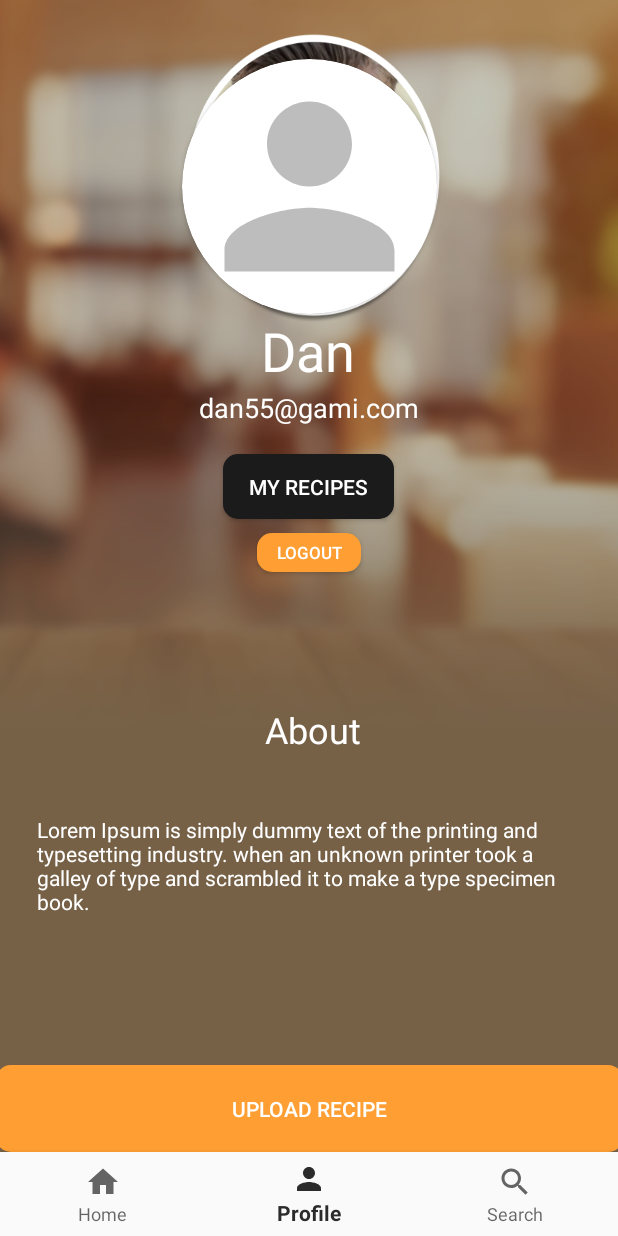
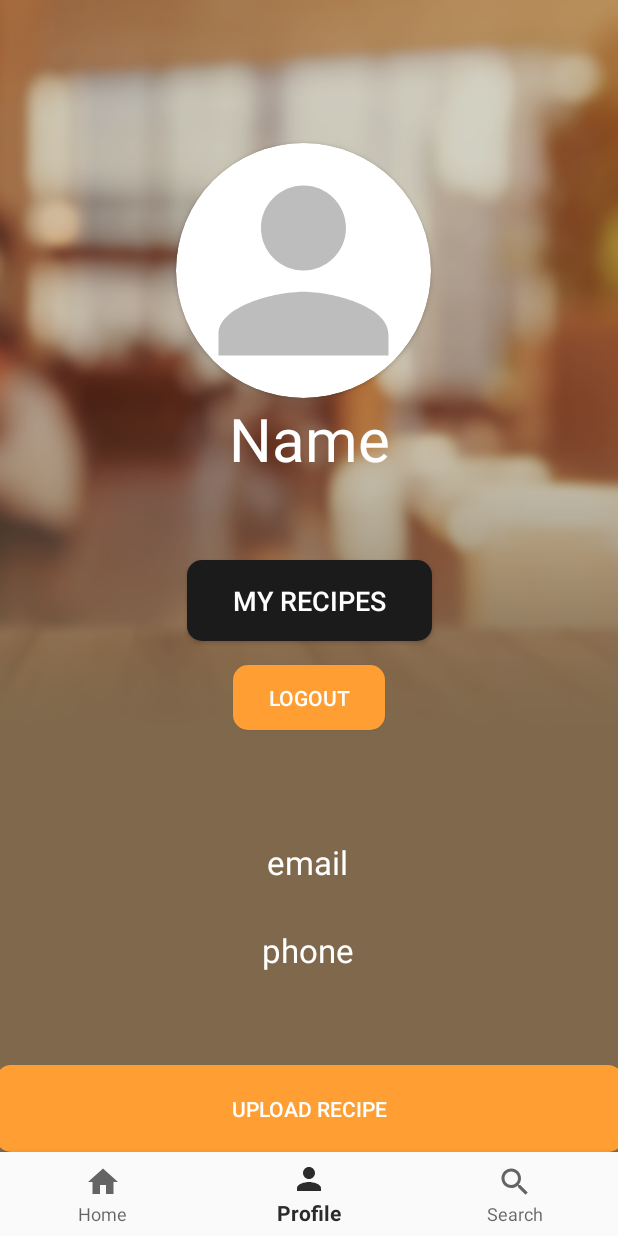
Before and after one commit to roeecohen/Coockit, an Android app: the screen it shows after launch once a user with an empty profile is signed in (MainActivity), item 2 of the bottom bar chosen, on a phone screen of 412 x 824 dp. Run offline under Robolectric (Android 15) with nearby library versions, the light colour scheme and no system bars; our stand-ins replace Firebase (no records; nobody signed in at launch, a user with empty details on screens opened directly), Picasso; pictures from the network do not load.

Commit message:
profile update2

```diff
--- a/app/src/main/AndroidManifest.xml
+++ b/app/src/main/AndroidManifest.xml
@@ -16,7 +16,7 @@
         android:supportsRtl="true"
         android:theme="@style/AppTheme">
 
-        <activity android:name=".Home.HomeSingleRecipe" />
+        <activity android:name=".Home.SingleRecipeItem" />
         <activity android:name=".Profile.ProfileRecipes" />
         <activity android:name=".Profile.UploadRecipe" />
         <activity
--- a/app/src/main/java/com/example/coockit/Home/HomeFragment.java
+++ b/app/src/main/java/com/example/coockit/Home/HomeFragment.java
@@ -68,7 +68,7 @@ public class HomeFragment extends Fragment {
                     public void onClick(View v) {
                         Recipe recipe= (Recipe)adapter.getItem(position);
 
-                        Intent intent = new Intent(getContext(), HomeSingleRecipe.class);
+                        Intent intent = new Intent(getContext(), SingleRecipeItem.class);
                         intent.putExtra("rec_id", recipe.getId());
                         startActivity(intent);
                     }
--- a/app/src/main/java/com/example/coockit/Home/HomeSingleRecipe.java
+++ b/app/src/main/java/com/example/coockit/Home/SingleRecipeItem.java
@@ -20,7 +20,7 @@ import com.google.firebase.database.Query;
 import com.squareup.picasso.Picasso;
 
 
-public class HomeSingleRecipe extends AppCompatActivity {
+public class SingleRecipeItem extends AppCompatActivity {
     private DatabaseReference database;
     private Query query ;
 
@@ -34,7 +34,7 @@ public class HomeSingleRecipe extends AppCompatActivity {
     @Override
     protected void onCreate(Bundle savedInstanceState) {
         super.onCreate(savedInstanceState);
-        setContentView(R.layout.activity_home_single_recipe);
+        setContentView(R.layout.activity_single_recipe_item);
 
         recipeName = (TextView) findViewById(R.id.rec_name);
         ingerdients =(TextView)findViewById(R.id.rec_ingred);
--- a/app/src/main/java/com/example/coockit/Main/MainActivity.java
+++ b/app/src/main/java/com/example/coockit/Main/MainActivity.java
@@ -2,7 +2,6 @@ package com.example.coockit.Main;
 
 import androidx.annotation.NonNull;
 import androidx.appcompat.app.AppCompatActivity;
-import androidx.appcompat.widget.Toolbar;
 import androidx.fragment.app.Fragment;
 
 import android.content.Intent;
@@ -11,7 +10,6 @@ import android.view.MenuItem;
 import android.view.View;
 
 import com.example.coockit.Home.HomeFragment;
-import com.example.coockit.Home.HomeSingleRecipe;
 import com.example.coockit.Profile.ProfileFragment;
 import com.example.coockit.LoginRegister.Login;
 import com.example.coockit.Profile.ProfileRecipes;
--- a/app/src/main/java/com/example/coockit/Profile/ProfileFragment.java
+++ b/app/src/main/java/com/example/coockit/Profile/ProfileFragment.java
@@ -2,23 +2,28 @@ package com.example.coockit.Profile;
 
 import android.content.ContentResolver;
 import android.content.Intent;
+import android.content.res.ColorStateList;
+import android.graphics.Color;
 import android.net.Uri;
+import android.os.Build;
 import android.os.Bundle;
-import android.os.Handler;
-import android.text.TextUtils;
+
 import android.view.LayoutInflater;
 import android.view.View;
 import android.view.ViewGroup;
 import android.webkit.MimeTypeMap;
+import android.widget.Button;
 import android.widget.ImageView;
+import android.widget.ProgressBar;
+import android.widget.TextView;
 import android.widget.Toast;
 
 import androidx.annotation.NonNull;
 import androidx.annotation.Nullable;
+import androidx.annotation.RequiresApi;
 import androidx.fragment.app.Fragment;
 
 import com.example.coockit.Classes.Member;
-import com.example.coockit.Classes.Recipe;
 import com.example.coockit.R;
 import com.example.coockit.Utils.FirebaseUtils;
 import com.google.android.gms.tasks.OnFailureListener;
@@ -29,9 +34,7 @@ import com.google.firebase.database.DatabaseError;
 import com.google.firebase.database.DatabaseReference;
 import com.google.firebase.database.FirebaseDatabase;
 import com.google.firebase.database.Query;
-import com.google.firebase.database.ValueEventListener;
 import com.google.firebase.storage.FirebaseStorage;
-import com.google.firebase.storage.OnProgressListener;
 import com.google.firebase.storage.StorageReference;
 import com.google.firebase.storage.StorageTask;
 import com.google.firebase.storage.UploadTask;
@@ -42,12 +45,18 @@ import static android.app.Activity.RESULT_OK;
 
 public class ProfileFragment extends Fragment {
     private ImageView imgView;
+    private TextView name;
+    private TextView email;
+    private TextView phone;
+    private Button saveBtn;
+    private ProgressBar progressBar;
     private Uri imgUri;
 
     private StorageReference storageRef;
     private DatabaseReference databaseRef;
     private StorageTask uploadTask;
 
+    @RequiresApi(api = Build.VERSION_CODES.LOLLIPOP)
     @Nullable
     @Override
     public View onCreateView(@NonNull LayoutInflater inflater, @Nullable ViewGroup container, @Nullable Bundle savedInstanceState) {
@@ -56,7 +65,15 @@ public class ProfileFragment extends Fragment {
         storageRef = FirebaseStorage.getInstance().getReference("uploads");
         databaseRef = FirebaseDatabase.getInstance().getReference("Members");
 
+        name = (TextView)view.findViewById(R.id.prof_name);
+        email = (TextView)view.findViewById(R.id.prof_email);
+        phone = (TextView)view.findViewById(R.id.prof_phone);
+        saveBtn = (Button) view.findViewById(R.id.save_btn);
         imgView = (ImageView)view.findViewById(R.id.profile_img);
+        progressBar = (ProgressBar) view.findViewById(R.id.prof_progress_bar);
+
+        progressBar.setProgressTintList(ColorStateList.valueOf(Color.WHITE));
+
         imgView.setOnClickListener(new View.OnClickListener() {
             @Override
             public void onClick(View view) {
@@ -79,11 +96,16 @@ public class ProfileFragment extends Fragment {
             imgUri = data.getData();
             imgView.setImageURI(imgUri);
 
-            //if(imgView.getTag().equals("profile_pic"))
-            memberImageUpload();
+            saveBtn.setVisibility(View.VISIBLE);
+            saveBtn.setOnClickListener(new View.OnClickListener() {
+                @Override
+                public void onClick(View v) {
+                    progressBar.setVisibility(View.VISIBLE);
+                    memberImageUpload();
+                }
+            });
         }
     }
-
     private String getFileExtension(Uri uri)
     {
         ContentResolver cR= getActivity().getApplicationContext().getContentResolver();
@@ -102,10 +124,15 @@ public class ProfileFragment extends Fragment {
                         Query query = databaseRef.orderByChild("email").equalTo(FirebaseUtils.getCurrentUserEmail());
 
                         query.addChildEventListener(new ChildEventListener() {
+                            @RequiresApi(api = Build.VERSION_CODES.LOLLIPOP)
                             @Override
                             public void onChildAdded(@NonNull DataSnapshot dataSnapshot, @Nullable String s) {
                                 databaseRef.child(dataSnapshot.getKey()).child("img").setValue(uri.toString().trim());
+                                progressBar.setVisibility(View.GONE);
+                                saveBtn.setVisibility(View.GONE);
 
+                                if(getActivity()!=null)
+                                    Toast.makeText(getActivity().getApplicationContext(),"Image upload succeeded",Toast.LENGTH_SHORT).show();
                             }
 
                             @Override
@@ -147,9 +174,11 @@ public class ProfileFragment extends Fragment {
             @Override
             public void onChildAdded(DataSnapshot dataSnapshot, String prevChildKey) {
                 Member member = (Member)dataSnapshot.getValue(Member.class);
+                name.setText(member.getFullName());
+                email.setText(member.getEmail());
+                phone.setText(member.getPhone());
                 Picasso.get().load(member.getImg()).into(imgView);
             }
-
             @Override
             public void onChildChanged(DataSnapshot dataSnapshot, String prevChildKey) {}
 
--- a/app/src/main/java/com/example/coockit/Profile/ProfileRecipes.java
+++ b/app/src/main/java/com/example/coockit/Profile/ProfileRecipes.java
@@ -51,7 +51,7 @@ public class ProfileRecipes extends AppCompatActivity {
             @NonNull
             @Override
             public RecipeViewHolder onCreateViewHolder(@NonNull ViewGroup parent, int viewType) {
-                View view = LayoutInflater.from(parent.getContext()).inflate(R.layout.recipe_item,parent,false);
+                View view = LayoutInflater.from(parent.getContext()).inflate(R.layout.activity_single_recipe_item,parent,false);
                 return new RecipeViewHolder(view);
             }
 
--- a/app/src/main/java/com/example/coockit/Search/SearchAdapter.java
+++ b/app/src/main/java/com/example/coockit/Search/SearchAdapter.java
@@ -5,7 +5,6 @@ import android.content.Context;
 import android.content.Intent;
 
 import android.net.Uri;
-import android.util.Log;
 import android.view.LayoutInflater;
 import android.view.View;
 import android.view.ViewGroup;
@@ -17,10 +16,7 @@ import androidx.cardview.widget.CardView;
 import androidx.recyclerview.widget.RecyclerView;
 
 
-import com.example.coockit.Classes.Recipe;
-import com.example.coockit.Home.HomeSingleRecipe;
 import com.example.coockit.R;
-import com.squareup.picasso.Callback;
 import com.squareup.picasso.Picasso;
 
 public class SearchAdapter extends RecyclerView.Adapter<SearchAdapter.SearchViewHolder> {
--- a/app/src/main/res/layout/activity_login.xml
+++ b/app/src/main/res/layout/activity_login.xml
@@ -106,7 +106,8 @@
         app:layout_constraintHorizontal_bias="0.498"
         app:layout_constraintStart_toStartOf="parent"
         app:layout_constraintTop_toTopOf="parent"
-        app:layout_constraintVertical_bias="0.72">
+        app:layout_constraintVertical_bias="0.72"
+        android:theme="@style/progressBar">
     </ProgressBar>
 
 
--- a/app/src/main/res/layout/fragment_profile.xml
+++ b/app/src/main/res/layout/fragment_profile.xml
@@ -7,35 +7,51 @@
     android:background="@drawable/profile">
 
     <Button
+        android:id="@+id/save_btn"
+        android:layout_width="113dp"
+        android:layout_height="48dp"
+        android:layout_marginBottom="16dp"
+        android:background="@drawable/rounded_button"
+        android:text="save image"
+        android:textColor="#FFFFFF"
+        android:textSize="16sp"
+        android:visibility="invisible"
+        app:layout_constraintBottom_toTopOf="@+id/cardView"
+        app:layout_constraintEnd_toEndOf="parent"
+        app:layout_constraintStart_toStartOf="parent"
+        app:layout_constraintTop_toBottomOf="@+id/textView4"
+        app:layout_constraintVertical_bias="0.249" />
+
+    <Button
+        android:id="@+id/logout"
+        android:layout_width="101dp"
+        android:layout_height="43dp"
+        android:background="@drawable/rounded_button"
+        android:onClick="logout"
+        android:text="Logout"
+        android:textColor="#FFFFFF"
+        android:textSize="14sp"
+        app:layout_constraintBottom_toBottomOf="parent"
+        app:layout_constraintEnd_toEndOf="parent"
+        app:layout_constraintStart_toStartOf="parent"
+        app:layout_constraintTop_toBottomOf="@+id/my_rec"
+        app:layout_constraintVertical_bias="0.054" />
+
+    <Button
         android:id="@+id/my_rec"
-        android:layout_width="114dp"
-        android:layout_height="43dp"
+        android:layout_width="163dp"
+        android:layout_height="54dp"
         android:background="@drawable/rounded_button_black"
         android:onClick="myRec"
         android:shape="rectangle"
         android:text="My recipes"
         android:textColor="#FFFFFF"
-        app:layout_constraintBottom_toBottomOf="parent"
-        app:layout_constraintEnd_toEndOf="parent"
-        app:layout_constraintHorizontal_bias="0.498"
-        app:layout_constraintStart_toStartOf="parent"
-        app:layout_constraintTop_toTopOf="parent"
-        app:layout_constraintVertical_bias="0.418" />
-
-    <Button
-        android:id="@+id/logout"
-        android:layout_width="69dp"
-        android:layout_height="26dp"
-        android:background="@drawable/rounded_button"
-        android:onClick="logout"
-        android:text="Logout"
-        android:textColor="#FFFFFF"
-        android:textSize="11sp"
+        android:textSize="18sp"
         app:layout_constraintBottom_toBottomOf="parent"
         app:layout_constraintEnd_toEndOf="parent"
         app:layout_constraintStart_toStartOf="parent"
-        app:layout_constraintTop_toTopOf="parent"
-        app:layout_constraintVertical_bias="0.479" />
+        app:layout_constraintTop_toBottomOf="@+id/prof_name"
+        app:layout_constraintVertical_bias="0.128" />
 
     <Button
         android:id="@+id/buttonUploadRec"
@@ -53,67 +69,41 @@
         app:layout_constraintVertical_bias="1.0" />
 
     <TextView
-        android:id="@+id/dan"
+        android:id="@+id/prof_name"
+        android:layout_width="wrap_content"
+        android:layout_height="58dp"
+        android:text="Name"
+        android:textColor="#FFFFFF"
+        android:textSize="40sp"
+        app:layout_constraintBottom_toBottomOf="parent"
+        app:layout_constraintEnd_toEndOf="parent"
+        app:layout_constraintStart_toStartOf="parent"
+        app:layout_constraintTop_toTopOf="parent"
+        app:layout_constraintVertical_bias="0.374" />
+
+    <TextView
+        android:id="@+id/prof_email"
         android:layout_width="wrap_content"
         android:layout_height="wrap_content"
-        android:text="Dan"
+        android:text="email"
         android:textColor="#FFFFFF"
-        android:textSize="36sp"
+        android:textSize="22sp"
         app:layout_constraintBottom_toBottomOf="parent"
         app:layout_constraintEnd_toEndOf="parent"
         app:layout_constraintHorizontal_bias="0.498"
         app:layout_constraintStart_toStartOf="parent"
-        app:layout_constraintTop_toTopOf="parent"
-        app:layout_constraintVertical_bias="0.291" />
-
-    <TextView
-        android:id="@+id/textView4"
-        android:layout_width="wrap_content"
-        android:layout_height="wrap_content"
-        android:text="dan55@gami.com"
-        android:textColor="#FFFFFF"
-        android:textSize="18sp"
-        app:layout_constraintBottom_toBottomOf="parent"
-        app:layout_constraintEnd_toEndOf="parent"
-        app:layout_constraintStart_toStartOf="parent"
-        app:layout_constraintTop_toTopOf="parent"
-        app:layout_constraintVertical_bias="0.349" />
-
-    <TextView
-        android:id="@+id/textView5"
-        android:layout_width="wrap_content"
-        android:layout_height="wrap_content"
-        android:text="About"
-        android:textColor="#FFFFFF"
-        android:textSize="24sp"
-        app:layout_constraintBottom_toBottomOf="parent"
-        app:layout_constraintEnd_toEndOf="parent"
-        app:layout_constraintHorizontal_bias="0.507"
-        app:layout_constraintStart_toStartOf="parent"
-        app:layout_constraintTop_toTopOf="parent"
-        app:layout_constraintVertical_bias="0.639" />
-
-    <TextView
-        android:id="@+id/textView6"
-        android:layout_width="362dp"
-        android:layout_height="96dp"
-        android:text="Lorem Ipsum is simply dummy text of the printing and typesetting industry. when an unknown printer took a galley of type and scrambled it to make a type specimen book."
-        android:textColor="#FFFFFF"
-        android:textSize="14sp"
-        app:layout_constraintBottom_toBottomOf="parent"
-        app:layout_constraintEnd_toEndOf="parent"
-        app:layout_constraintHorizontal_bias="0.489"
-        app:layout_constraintStart_toStartOf="parent"
-        app:layout_constraintTop_toTopOf="parent"
-        app:layout_constraintVertical_bias="0.809"/>
+        app:layout_constraintTop_toBottomOf="@+id/prof_name"
+        app:layout_constraintVertical_bias="0.57" />
 
     <androidx.cardview.widget.CardView
+        android:id="@+id/cardView"
         android:layout_width="170dp"
         android:layout_height="170dp"
         app:cardCornerRadius="85dp"
         app:cardPreventCornerOverlap="false"
-        app:layout_constraintBottom_toTopOf="@+id/dan"
+        app:layout_constraintBottom_toTopOf="@+id/prof_name"
         app:layout_constraintEnd_toEndOf="parent"
+        app:layout_constraintHorizontal_bias="0.485"
         app:layout_constraintStart_toStartOf="parent"
         app:layout_constraintTop_toTopOf="parent"
         app:layout_constraintVertical_bias="1.0">
@@ -122,8 +112,36 @@
             android:id="@+id/profile_img"
             android:layout_width="match_parent"
             android:layout_height="match_parent"
+            android:scaleType="centerCrop"
             android:tag="profile_pic"
             app:srcCompat="@drawable/ic_person_black_24dp" />
     </androidx.cardview.widget.CardView>
 
+    <TextView
+        android:id="@+id/prof_phone"
+        android:layout_width="wrap_content"
+        android:layout_height="wrap_content"
+        android:text="phone"
+        android:textColor="#FFFFFF"
+        android:textSize="22sp"
+        app:layout_constraintBottom_toBottomOf="@+id/buttonUploadRec"
+        app:layout_constraintEnd_toEndOf="parent"
+        app:layout_constraintHorizontal_bias="0.498"
+        app:layout_constraintStart_toStartOf="parent"
+        app:layout_constraintTop_toBottomOf="@+id/prof_name"
+        app:layout_constraintVertical_bias="0.711" />
+
+    <ProgressBar
+        android:id="@+id/prof_progress_bar"
+        style="?android:attr/progressBarStyle"
+        android:layout_width="41dp"
+        android:layout_height="40dp"
+        android:visibility="invisible"
+        app:layout_constraintBottom_toBottomOf="@+id/buttonUploadRec"
+        app:layout_constraintEnd_toEndOf="parent"
+        app:layout_constraintStart_toStartOf="parent"
+        app:layout_constraintTop_toBottomOf="@+id/prof_name"
+        app:layout_constraintVertical_bias="0.0"
+        android:theme="@style/progressBar" />
+
 </androidx.constraintlayout.widget.ConstraintLayout>
--- a/app/src/main/res/values/styles.xml
+++ b/app/src/main/res/values/styles.xml
@@ -16,4 +16,9 @@
     <style name="SearchViewStyle" parent="Widget.AppCompat.SearchView">
         <item name="android:background">@drawable/rounded_button_white</item>
     </style>
+
+    <style name="progressBar">
+        <item name="colorAccent">#FFFFFF</item>
+    </style>
+
 </resources>
```
Also changed, not shown: app/src/main/res/layout/activity_single_recipe_item.xml (renamed from app/src/main/res/layout/activity_home_single_recipe.xml, +13 -13 lines), app/src/main/res/layout/profile_popup.xml (added, +52 -0 lines), app/src/main/res/layout/recipe_item.xml (deleted, +0 -151 lines), app/src/main/res/drawable-v24/profile.png (added).
